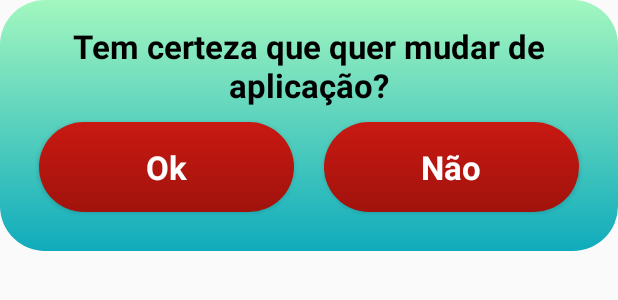
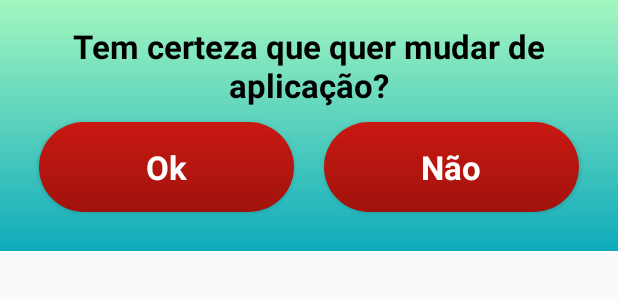
Before and after one commit to rezendevictor/LojaAndroidApp, an Android app: the layout dialog_appchange.xml on its own in the app's theme, with its tools: preview values and no code run, on a phone screen of 412 x 824 dp. Shown: the top 300 px of the screen. Run offline under Robolectric (Android 15) with nearby library versions, the phone set to English and light mode, and no system bars.

Commit message:
Alert Dialog Functional

```diff
--- a/app/src/main/res/drawable/dialog_desing.xml
+++ b/app/src/main/res/drawable/dialog_desing.xml
@@ -2,12 +2,7 @@
 <shape xmlns:android="http://schemas.android.com/apk/res/android"
     android:shape="rectangle" >
 
-    <corners
-        android:bottomLeftRadius="30dp"
-        android:bottomRightRadius="30dp"
-        android:radius="60dp"
-        android:topLeftRadius="30dp"
-        android:topRightRadius="30dp" />
+
 
     <gradient android:endColor="#a3f7bf"
         android:startColor="#0fabbc"
```
Also changed, not shown: app/src/main/java/com/example/kloja/utils/LojaUtils.kt (+28 -11 lines).
